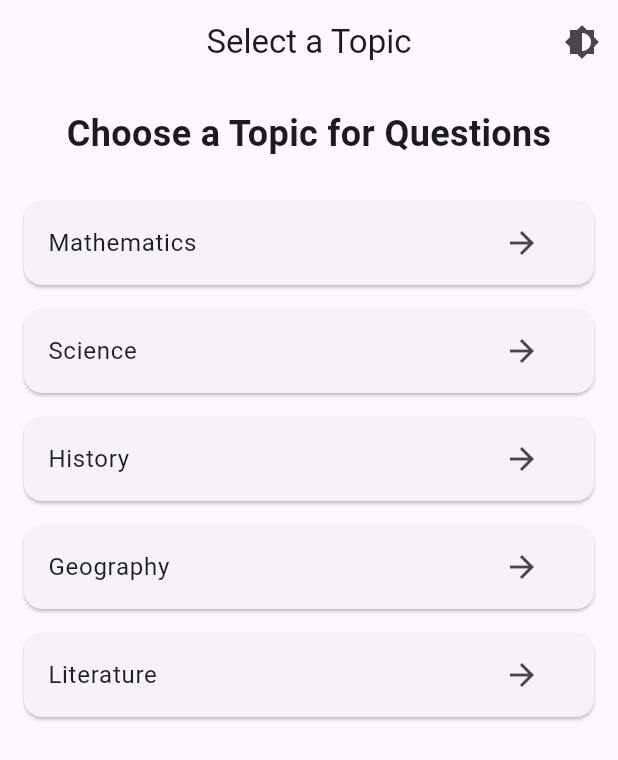
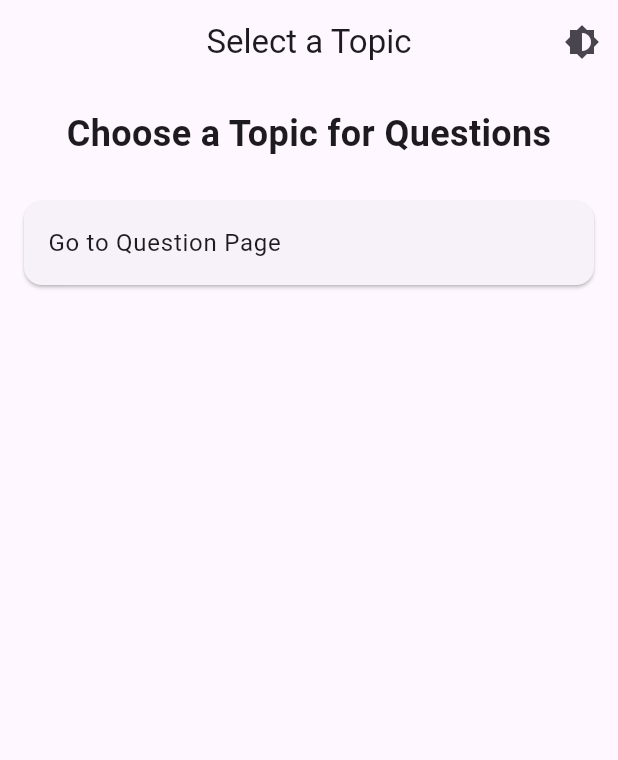
Before and after one commit to Shnku/gui_apps, a Flutter app: the screen it shows after launch, on a phone screen of 412 x 824 dp. Shown: the top 760 px of the screen. Run offline on Flutter 3.47's test engine with Material 3 defaults, Android fonts, the phone set to English and light mode, and no system bars; our stand-ins replace flutter_spinkit, google_fonts; missing offline and left inert: country_flags, myapp.

```diff
--- a/question_app/lib/main.dart
+++ b/question_app/lib/main.dart
@@ -1,7 +1,7 @@
 import 'package:flutter/material.dart';
 import 'package:provider/provider.dart';
-import 'package:question_app/rootpage.dart';
-import 'homepage.dart';
+import 'package:question_app/pages_or_routs/rootpage.dart';
+import 'pages_or_routs/homepage.dart';
 
 void main() {
   runApp(
--- /dev/null
+++ b/question_app/lib/pages_or_routs/rootpage.dart
@@ -0,0 +1,72 @@
+import 'package:flutter/material.dart';
+import 'package:provider/provider.dart';
+import 'package:question_app/main.dart';
+
+class Rootpage extends StatefulWidget {
+  const Rootpage({super.key});
+
+  @override
+  State<Rootpage> createState() => _RootpageState();
+}
+
+class _RootpageState extends State<Rootpage> {
+  final List<String> topics = [
+    'Go to Question Page',
+    // 'Science',
+    // 'History',
+    // 'Geography',
+    // 'Literature',
+  ];
+
+  @override
+  Widget build(BuildContext context) {
+    return SafeArea(
+      child: Scaffold(
+        appBar: AppBar(
+          title: const Text('Select a Topic'),
+          centerTitle: true,
+          actions: [
+            IconButton(
+              icon: const Icon(Icons.brightness_6),
+              onPressed: () {
+                Provider.of<ThemeProvider>(context, listen: false)
+                    .toggleTheme();
+              },
+            ),
+          ],
+        ),
+        body: Padding(
+          padding: const EdgeInsets.all(16.0),
+          child: Column(
+            children: [
+              const Text(
+                'Choose a Topic for Questions',
+                style: TextStyle(fontSize: 24, fontWeight: FontWeight.bold),
+              ),
+              const SizedBox(height: 20),
+              // List of Topics
+              Expanded(
+                child: ListView.builder(
+                  itemCount: topics.length,
+                  itemBuilder: (context, index) {
+                    return Card(
+                      margin: const EdgeInsets.symmetric(vertical: 8.0),
+                      child: ListTile(
+                        title: Text(topics[index]),
+                        selectedTileColor: Colors.blueGrey,
+                        // selected: true,
+                        onTap: () {
+                          Navigator.pushNamed(context, '/home');
+                        },
+                      ),
+                    );
+                  },
+                ),
+              ),
+            ],
+          ),
+        ),
+      ),
+    );
+  }
+}
--- a/question_app/lib/rootpage.dart
+++ /dev/null
@@ -1,70 +0,0 @@
-import 'package:flutter/material.dart';
-import 'package:provider/provider.dart';
-import 'package:question_app/main.dart';
-
-class Rootpage extends StatefulWidget {
-  const Rootpage({super.key});
-
-  @override
-  State<Rootpage> createState() => _RootpageState();
-}
-
-class _RootpageState extends State<Rootpage> {
-  final List<String> topics = [
-    'Mathematics',
-    'Science',
-    'History',
-    'Geography',
-    'Literature',
-  ];
-
-  @override
-  Widget build(BuildContext context) {
-    return Scaffold(
-      appBar: AppBar(
-        title: const Text('Select a Topic'),
-        centerTitle: true,
-        actions: [
-          IconButton(
-            icon: const Icon(Icons.brightness_6),
-            onPressed: () {
-              Provider.of<ThemeProvider>(context, listen: false).toggleTheme();
-            },
-          ),
-        ],
-      ),
-      body: Padding(
-        padding: const EdgeInsets.all(16.0),
-        child: Column(
-          children: [
-            const Text(
-              'Choose a Topic for Questions',
-              style: TextStyle(fontSize: 24, fontWeight: FontWeight.bold),
-            ),
-            const SizedBox(height: 20),
-            // List of Topics
-            Expanded(
-              child: ListView.builder(
-                itemCount: topics.length,
-                itemBuilder: (context, index) {
-                  return Card(
-                    margin: const EdgeInsets.symmetric(vertical: 8.0),
-                    child: ListTile(
-                      title: Text(topics[index]),
-                      trailing: IconButton(
-                        icon: const Icon(Icons.arrow_forward),
-                        onPressed: () {
-                          Navigator.pushNamed(context, '/home');
-                        },
-                      ),
-                    ),
-                  );
-                },
-              ),
-            ),
-          ],
-        ),
-      ),
-    );
-  }
-}
--- a/question_app/pubspec.yaml
+++ b/question_app/pubspec.yaml
@@ -16,7 +16,7 @@ publish_to: 'none' # Remove this line if you wish to publish to pub.dev
 # https://developer.apple.com/library/archive/documentation/General/Reference/InfoPlistKeyReference/Articles/CoreFoundationKeys.html
 # In Windows, build-name is used as the major, minor, and patch parts
 # of the product and file versions while build-number is used as the build suffix.
-version: 1.5.0+1
+version: 2.0.0+1
 
 environment:
   sdk: ^3.5.0
```
Also changed, not shown: question_app/lib/managequestion/qustionwidget.dart (+9 -10 lines), question_app/lib/managequestion/selectdataset.dart (+22 -29 lines), question_app/lib/pages_or_routs/homepage.dart (renamed from question_app/lib/homepage.dart, +77 -54 lines).
